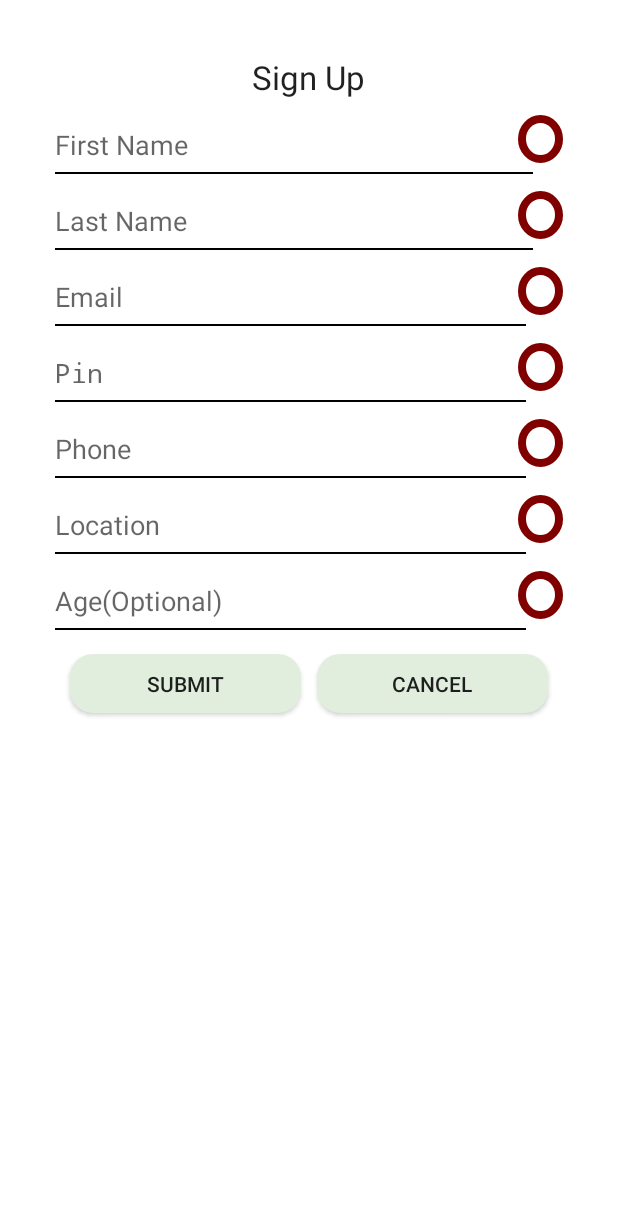
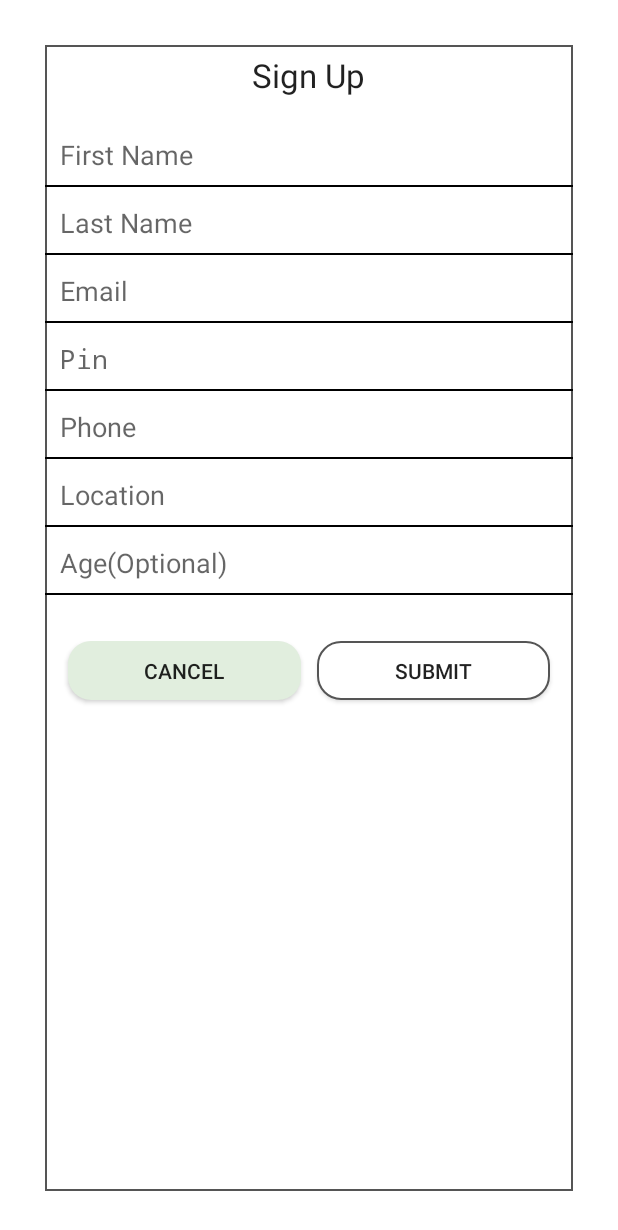
Before and after one commit to appinion-project/Appinion4, an Android app: the screen it shows after launch (Registration_02), after a tap on "REGISTER", on a phone screen of 412 x 824 dp. Shown: the top 1230 px of the screen. Run offline under Robolectric (Android 15) with nearby library versions, the phone set to English and light mode, and no system bars; libraries missing offline, so code that uses them is left out: com.loopj.android, cz.msebera.android; 4 statements that could not run were skipped.

```diff
--- a/app/src/main/res/drawable-mdpi/border_rectangle.xml
+++ b/app/src/main/res/drawable-mdpi/border_rectangle.xml
@@ -2,13 +2,13 @@
 <shape
     xmlns:android="http://schemas.android.com/apk/res/android"
     android:shape="rectangle">
-    <solid android:color="#ffffff" />
+    <solid android:color="#00ffffff" />
     <corners android:bottomRightRadius="0dp"
         android:bottomLeftRadius="0dp"
         android:topRightRadius="0dp"
         android:topLeftRadius="0dp"/>
 
     <stroke
-        android:width="2dp"
-       android:color="#555555" />
+        android:width="1dp"
+       android:color="#ffffff" />
 </shape>
--- a/app/src/main/res/drawable-mdpi/sharp_withborder.xml
+++ b/app/src/main/res/drawable-mdpi/sharp_withborder.xml
@@ -10,5 +10,5 @@
 
     <stroke
         android:width="1.5dp"
-       android:color="#ffffff" />
+       android:color="#555555" />
 </shape>
--- a/app/src/main/res/drawable-xxhdpi/edit_text_bottom_line.xml
+++ b/app/src/main/res/drawable-xxhdpi/edit_text_bottom_line.xml
@@ -10,7 +10,7 @@
                     android:width="1.5dp"
                     android:color="#000000" />
 
-                <solid android:color="#00ffffff" />
+                <solid android:color="#00666666" />
 
             </shape>
         </item>
--- a/app/src/main/res/layout/activity_registration02.xml
+++ b/app/src/main/res/layout/activity_registration02.xml
@@ -3,19 +3,21 @@
     android:layout_width="match_parent"
     android:layout_height="match_parent"
     android:orientation="vertical"
-    android:padding="@dimen/padding"
+
     android:background="#ffffff">
 
    <LinearLayout
        android:orientation="vertical"
        android:layout_width="match_parent"
-       android:layout_margin="15dp"
+       android:layout_margin="30dp"
+       android:background="@drawable/sharp_withborder"
        android:layout_height="match_parent">
 
        <LinearLayout
            android:orientation="horizontal"
            android:layout_width="match_parent"
            android:layout_height="40dp"
+           android:layout_marginBottom="10dp"
            android:gravity="center">
 
            <TextView
@@ -30,7 +32,7 @@
        <LinearLayout
             android:orientation="horizontal"
             android:layout_width="match_parent"
-            android:layout_margin="5dp"
+           android:layout_marginTop="5dp"
             android:layout_height="40dp">
 
 
@@ -40,15 +42,10 @@
                android:layout_height="match_parent"
                android:hint="@string/fname"
                android:inputType="textPersonName"
+               android:padding="10dp"
                android:background="@drawable/edit_text_bottom_line"
                android:layout_weight="1" />
 
-           <View
-               android:layout_marginLeft="-10dp"
-               android:id="@+id/checkFname"
-               android:layout_width="30dp"
-               android:layout_height="32dp"
-               android:background="@drawable/border_with_circle"/>
 
 
 
@@ -57,8 +54,9 @@
        <LinearLayout
            android:orientation="horizontal"
            android:layout_width="match_parent"
+           android:layout_marginTop="5dp"
            android:layout_height="40dp"
-           android:layout_margin="5dp">
+          >
 
 
 
@@ -68,23 +66,18 @@
                android:layout_height="match_parent"
                android:hint="@string/lname"
                android:inputType="textPersonName"
+               android:padding="10dp"
                android:background="@drawable/edit_text_bottom_line"
                android:layout_weight="1" />
 
 
-           <View
-               android:id="@+id/checkLname"
-               android:layout_marginLeft="-10dp"
-               android:layout_width="30dp"
-               android:layout_height="32dp"
-               android:background="@drawable/border_with_circle"/>
 
        </LinearLayout>
 
        <LinearLayout
            android:orientation="horizontal"
            android:layout_width="match_parent"
-           android:layout_margin="5dp"
+         android:layout_marginTop="5dp"
            android:layout_height="40dp">
 
 
@@ -94,16 +87,17 @@
                android:layout_height="match_parent"
                android:hint="@string/email"
                android:inputType="textEmailAddress"
+               android:padding="10dp"
                android:background="@drawable/edit_text_bottom_line"
                android:layout_weight="1" />
 
 
-           <View
+        <!--   <View
                android:id="@+id/checkEmail"
                android:layout_marginLeft="-5dp"
                android:layout_width="30dp"
                android:layout_height="32dp"
-               android:background="@drawable/border_with_circle"/>
+               android:background="@drawable/border_with_circle"/>-->
 
 
        </LinearLayout>
@@ -111,7 +105,7 @@
        <LinearLayout
            android:orientation="horizontal"
            android:layout_width="match_parent"
-           android:layout_margin="5dp"
+           android:layout_marginTop="5dp"
            android:layout_height="40dp"
           >
 
@@ -123,16 +117,17 @@
                android:layout_height="match_parent"
                android:hint="@string/pin"
                android:inputType="numberPassword"
+               android:padding="10dp"
                android:background="@drawable/edit_text_bottom_line"
                android:layout_weight="1" />
 
 
-           <View
+         <!--  <View
                android:id="@+id/checkPin"
                android:layout_marginLeft="-5dp"
                android:layout_width="30dp"
                android:layout_height="32dp"
-               android:background="@drawable/border_with_circle"/>
+               android:background="@drawable/border_with_circle"/>-->
 
 
        </LinearLayout>
@@ -140,7 +135,7 @@
        <LinearLayout
            android:orientation="horizontal"
            android:layout_width="match_parent"
-           android:layout_margin="5dp"
+           android:layout_marginTop="5dp"
            android:layout_height="40dp">
 
 
@@ -150,24 +145,25 @@
                android:layout_width="match_parent"
                android:layout_height="match_parent"
                android:hint="@string/phone"
+               android:padding="10dp"
                android:background="@drawable/edit_text_bottom_line"
                android:layout_weight="1" />
 
 
-           <View
+      <!--     <View
                android:id="@+id/checkPhone"
                android:layout_marginLeft="-5dp"
                android:layout_width="30dp"
                android:layout_height="32dp"
-               android:background="@drawable/border_with_circle"/>
+               android:background="@drawable/border_with_circle"/>-->
 
        </LinearLayout>
 
        <LinearLayout
            android:orientation="horizontal"
            android:layout_width="match_parent"
-           android:layout_margin="5dp"
            android:layout_height="40dp"
+           android:layout_marginTop="5dp"
           >
 
 
@@ -176,16 +172,17 @@
                android:layout_width="match_parent"
                android:layout_height="match_parent"
                android:hint="@string/location"
+               android:padding="10dp"
                android:background="@drawable/edit_text_bottom_line"
                android:layout_weight="1" />
 
 
-           <View
+         <!--  <View
                android:id="@+id/checkLocation"
                android:layout_marginLeft="-5dp"
                android:layout_width="30dp"
                android:layout_height="32dp"
-               android:background="@drawable/border_with_circle"/>
+               android:background="@drawable/border_with_circle"/>-->
 
 
 
@@ -194,7 +191,7 @@
        <LinearLayout
            android:orientation="horizontal"
            android:layout_width="match_parent"
-           android:layout_margin="5dp"
+           android:layout_marginTop="5dp"
            android:layout_height="40dp">
 
 
@@ -204,35 +201,28 @@
                android:layout_width="match_parent"
                android:layout_height="match_parent"
                android:hint="@string/age"
+               android:padding="10dp"
                android:background="@drawable/edit_text_bottom_line"
                android:layout_weight="1" />
 
 
-           <View
+         <!--  <View
                android:id="@+id/checkAge"
                android:layout_marginLeft="-5dp"
                android:layout_width="30dp"
                android:layout_height="32dp"
-               android:background="@drawable/border_with_circle"/>
+               android:background="@drawable/border_with_circle"/>-->
 
 
        </LinearLayout>
        <LinearLayout
            android:orientation="horizontal"
            android:layout_width="match_parent"
-           android:layout_margin="10dp"
+           android:layout_marginTop="30dp"
+           android:layout_marginLeft="10dp"
+           android:layout_marginRight="10dp"
            android:layout_height="50dp"
            android:background="#ffffff">
-
-           <Button
-               android:id="@+id/reg_btn_submit"
-               android:layout_width="match_parent"
-               android:layout_height="match_parent"
-               android:layout_gravity="center_horizontal"
-               android:layout_weight="1"
-               android:layout_margin="5dp"
-               android:background="@drawable/round_button"
-               android:text="@string/submit" />
            <Button
                android:id="@+id/reg_btn_cancel"
                android:layout_width="match_parent"
@@ -243,6 +233,17 @@
                android:background="@drawable/round_button"
                android:text="@string/cancel" />
 
+           <Button
+               android:id="@+id/reg_btn_submit"
+               android:layout_width="match_parent"
+               android:layout_height="match_parent"
+               android:layout_gravity="center_horizontal"
+               android:layout_weight="1"
+               android:layout_margin="5dp"
+               android:background="@drawable/round_withborder"
+               android:text="@string/submit" />
+
+
        </LinearLayout>
    </LinearLayout>
 </LinearLayout>
```
Also changed, not shown: app/src/main/java/com/appinion/app/Registration_02.java (+14 -14 lines), app/src/main/res/drawable-xxxhdpi/lowercurve.xml (+8 -5 lines), app/src/main/res/drawable-xxxhdpi/roundtransparent.xml (added, +12 -0 lines), app/src/main/res/layout/update_layout.xml (+20 -20 lines).
